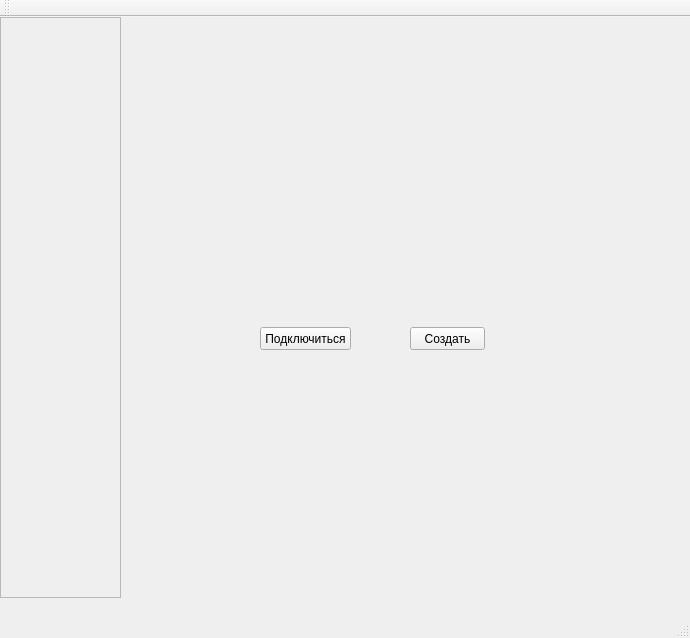
This is View/mainwindow.ui in Toxa-man/Connectiher as Qt 5 draws it before an edit. The edited form follows.
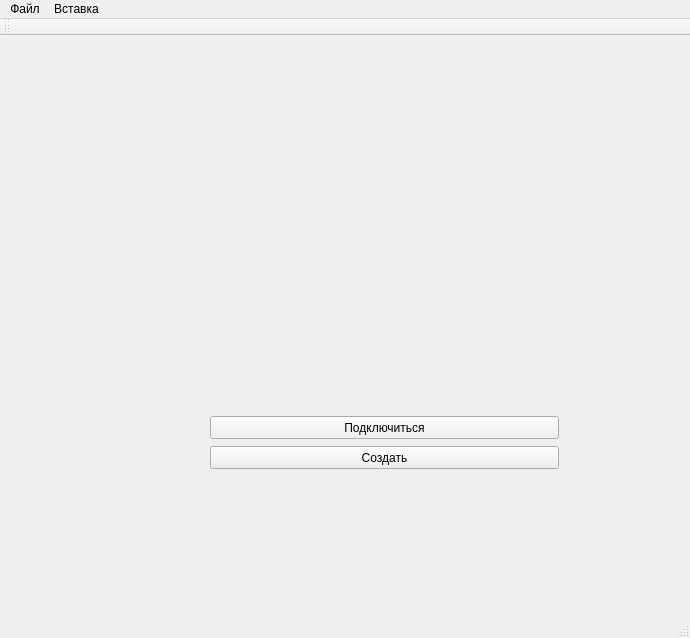
This is the edited form.

Patch:
```diff
--- a/View/mainwindow.ui
+++ b/View/mainwindow.ui
@@ -17,9 +17,9 @@
    <widget class="QPushButton" name="connectBtn">
     <property name="geometry">
      <rect>
-      <x>260</x>
-      <y>310</y>
-      <width>91</width>
+      <x>210</x>
+      <y>380</y>
+      <width>349</width>
       <height>23</height>
      </rect>
     </property>
@@ -30,9 +30,9 @@
    <widget class="QPushButton" name="pushButton_2">
     <property name="geometry">
      <rect>
-      <x>410</x>
-      <y>310</y>
-      <width>75</width>
+      <x>210</x>
+      <y>410</y>
+      <width>349</width>
       <height>23</height>
      </rect>
     </property>
@@ -40,29 +40,6 @@
      <string>Создать</string>
     </property>
    </widget>
-   <widget class="QScrollArea" name="scrollArea">
-    <property name="geometry">
-     <rect>
-      <x>0</x>
-      <y>0</y>
-      <width>121</width>
-      <height>581</height>
-     </rect>
-    </property>
-    <property name="widgetResizable">
-     <bool>true</bool>
-    </property>
-    <widget class="QWidget" name="scrollAreaWidgetContents">
-     <property name="geometry">
-      <rect>
-       <x>0</x>
-       <y>0</y>
-       <width>119</width>
-       <height>579</height>
-      </rect>
-     </property>
-    </widget>
-   </widget>
   </widget>
   <widget class="QMenuBar" name="menuBar">
    <property name="geometry">
@@ -73,6 +50,19 @@
      <height>21</height>
     </rect>
    </property>
+   <widget class="QMenu" name="menu">
+    <property name="title">
+     <string>Файл</string>
+    </property>
+    <addaction name="action"/>
+   </widget>
+   <widget class="QMenu" name="menu_2">
+    <property name="title">
+     <string>Вставка</string>
+    </property>
+   </widget>
+   <addaction name="menu"/>
+   <addaction name="menu_2"/>
   </widget>
   <widget class="QToolBar" name="mainToolBar">
    <attribute name="toolBarArea">
```
Left out of the diff: 5 changed lines with no effect on the pictures.
